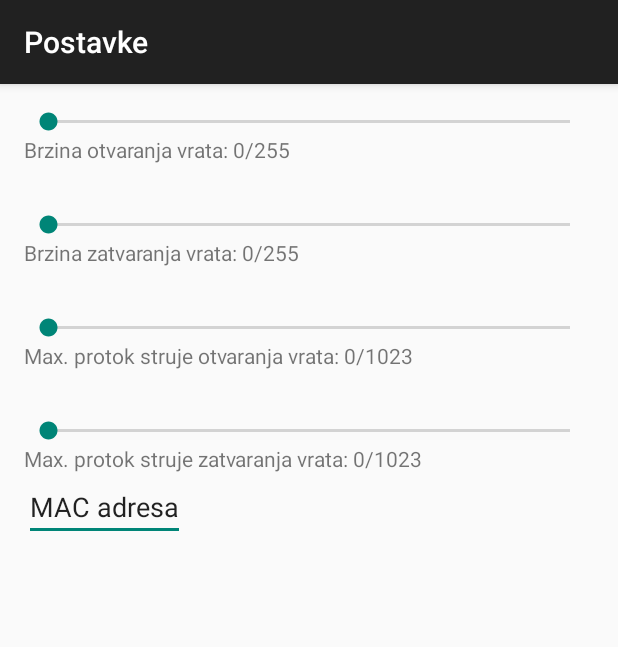
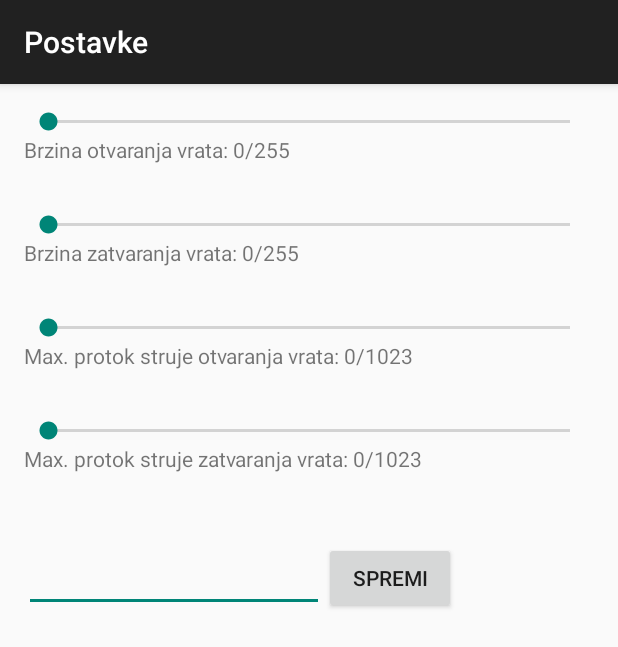
Before and after one commit to dadeky/GarageDoorOpener, an Android app: the screen it shows after launch (SettingsActivity), in the options menu, after a tap on "Postavke", on a phone screen of 412 x 824 dp. Shown: the top 647 px of the screen. Run offline under Robolectric (Android 15) with nearby library versions, the phone set to English and light mode, and no system bars; libraries missing offline, so code that uses them is left out: com.jjoe64.graphview; network calls fail; 16 statements that could not run were skipped.

Commit message:
Mac addres changing

```diff
--- a/app/build.gradle
+++ b/app/build.gradle
@@ -23,4 +23,5 @@ dependencies {
     compile fileTree(include: ['*.jar'], dir: 'libs')
     compile 'com.android.support:appcompat-v7:21.0.3'
     compile 'com.jjoe64:graphview:4.2.1'
+    compile 'com.redmadrobot:inputmask:2.3.0'
 }
--- a/app/src/main/java/com/example/dvorski/garagedooropener/MainActivity.java
+++ b/app/src/main/java/com/example/dvorski/garagedooropener/MainActivity.java
@@ -2,7 +2,9 @@ package com.example.dvorski.garagedooropener;
 
 import android.app.ProgressDialog;
 import android.bluetooth.BluetoothAdapter;
+import android.content.Context;
 import android.content.Intent;
+import android.content.SharedPreferences;
 import android.os.Bundle;
 import android.os.Message;
 import android.support.v7.app.ActionBarActivity;
@@ -49,6 +51,19 @@ public class MainActivity extends ActionBarActivity {
         initiateGraph();
 
         enableAndConnect();
+    }
+
+    public String getMacAddress()
+    {
+        Context context = this;
+        SharedPreferences sharedPref = context.getSharedPreferences(
+                getString(R.string.preference_file_key), Context.MODE_PRIVATE);
+
+        String macAddress = sharedPref.getString(getString(R.string.mac_address), HC_05_MAC);
+        if (macAddress.matches("([\\da-fA-F]{2}(?:\\:|$)){6}")){
+            return macAddress;
+        }
+        return HC_05_MAC;
     }
 
     public void checkConn()
@@ -170,7 +185,7 @@ public class MainActivity extends ActionBarActivity {
 
     /** Connects to bluetooth */
     public void connectToBluetoothDevice(){
-        mBtThread = new BtThread(mBluetoothAdapter,HC_05_MAC,mHandler,ctHandler);
+        mBtThread = new BtThread(mBluetoothAdapter,getMacAddress(),mHandler,ctHandler);
         mBtThread.start();
     }
 
@@ -216,6 +231,7 @@ public class MainActivity extends ActionBarActivity {
 
     private void resetSeries()
     {
+        xValue = 0;
         graph.removeAllSeries();
         mSeries = new LineGraphSeries<>();
         mSeries.setThickness(2);
--- a/app/src/main/java/com/example/dvorski/garagedooropener/SettingsActivity.java
+++ b/app/src/main/java/com/example/dvorski/garagedooropener/SettingsActivity.java
@@ -6,6 +6,8 @@ import android.os.Handler;
 import android.os.Message;
 import android.support.v7.app.ActionBarActivity;
 import android.os.Bundle;
+import android.view.View;
+import android.widget.EditText;
 import android.widget.SeekBar;
 import android.widget.SeekBar.OnSeekBarChangeListener;
 import android.widget.TextView;
@@ -197,6 +199,13 @@ public class SettingsActivity extends ActionBarActivity {
         });
         /*************************************************/
 
+
+        Context context = this;
+        SharedPreferences sharedPref = context.getSharedPreferences(
+                getString(R.string.preference_file_key), Context.MODE_PRIVATE);
+        EditText macAddr = (EditText) findViewById(R.id.macAddress);
+        macAddr.setText(sharedPref.getString(getString(R.string.mac_address), ""));
+        macAddr.setSelection(macAddr.getText().length());
     }
 
     // A private method to help us initialize our variables.
@@ -221,15 +230,21 @@ public class SettingsActivity extends ActionBarActivity {
 
     }
 
-    public void editMacAddress()
+    public void editMacAddress(View view)
     {
-        String newMacAddress = "mmmm";
+        EditText macAddr = (EditText) findViewById(R.id.macAddress);
+        String newMacAddress = macAddr.getText().toString();
+        if (newMacAddress.matches("([\\da-fA-F]{2}(?:\\:|$)){6}")){
             Context context = this;
             SharedPreferences sharedPref = context.getSharedPreferences(
                     getString(R.string.preference_file_key), Context.MODE_PRIVATE);
             SharedPreferences.Editor editor = sharedPref.edit();
             editor.putString(getString(R.string.mac_address), newMacAddress);
             editor.commit();
+            Toast.makeText(getBaseContext(), "MAC adresa spremljena.", Toast.LENGTH_SHORT).show();
+        }else {
+            Toast.makeText(getBaseContext(), "Unesena vrijednost nije valjana MAC adresa.", Toast.LENGTH_SHORT).show();
+        }
     }
 
 }
--- a/app/src/main/res/layout/activity_settings.xml
+++ b/app/src/main/res/layout/activity_settings.xml
@@ -100,11 +100,32 @@
         android:layout_alignRight="@+id/seekBarMaxCurrentDown"
         android:layout_alignEnd="@+id/seekBarMaxCurrentDown" />
 
-    <EditText
-        android:layout_width="wrap_content"
-        android:layout_height="wrap_content"
-        android:id="@+id/macAddress"
-        android:layout_below="@id/textViewMaxCurrentDown"
-        android:text="@string/mac_address_text"/>
+    <LinearLayout
+        android:id="@+id/linearalyout1"
+        android:layout_marginTop="45dp"
+        android:layout_width="match_parent"
+        android:layout_height="50dp"
+        android:layout_alignParentLeft="true"
+        android:layout_alignParentStart="true"
+        android:layout_below="@+id/textViewMaxCurrentDown"
+        android:gravity="center_vertical"
+        android:orientation="horizontal"
+        android:weightSum="10">
+
+        <EditText
+            android:layout_width="200dp"
+            android:layout_height="wrap_content"
+            android:maxLength="17"
+            android:id="@+id/macAddress"
+            android:text="@string/mac_address_text"/>
+
+        <Button
+            android:id="@+id/saveMac"
+            android:layout_width="wrap_content"
+            android:layout_height="wrap_content"
+            android:text="@string/saveMacAddres"
+            android:onClick="editMacAddress" />
+
+    </LinearLayout>
 
 </RelativeLayout>
--- a/app/src/main/res/values/strings.xml
+++ b/app/src/main/res/values/strings.xml
@@ -10,5 +10,6 @@
     <string name="preference_file_key">GarageDoorOpener.app.PREFERENCE_FILE_KEY</string>
     <string name="mac_address">macAddress</string>
     <string name="mac_address_text">MAC adresa</string>
+    <string name="saveMacAddres">Spremi</string>
 
 </resources>
```
Also changed, not shown: 1 other file. Lines whose indentation alone changed are shown as unchanged.
